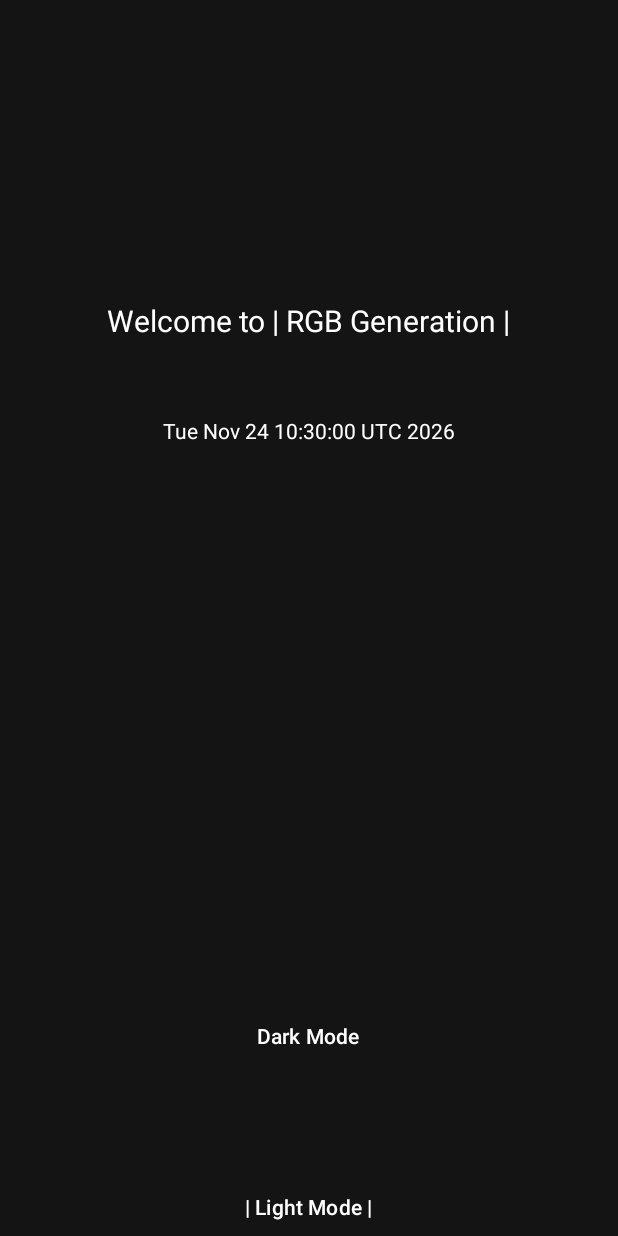
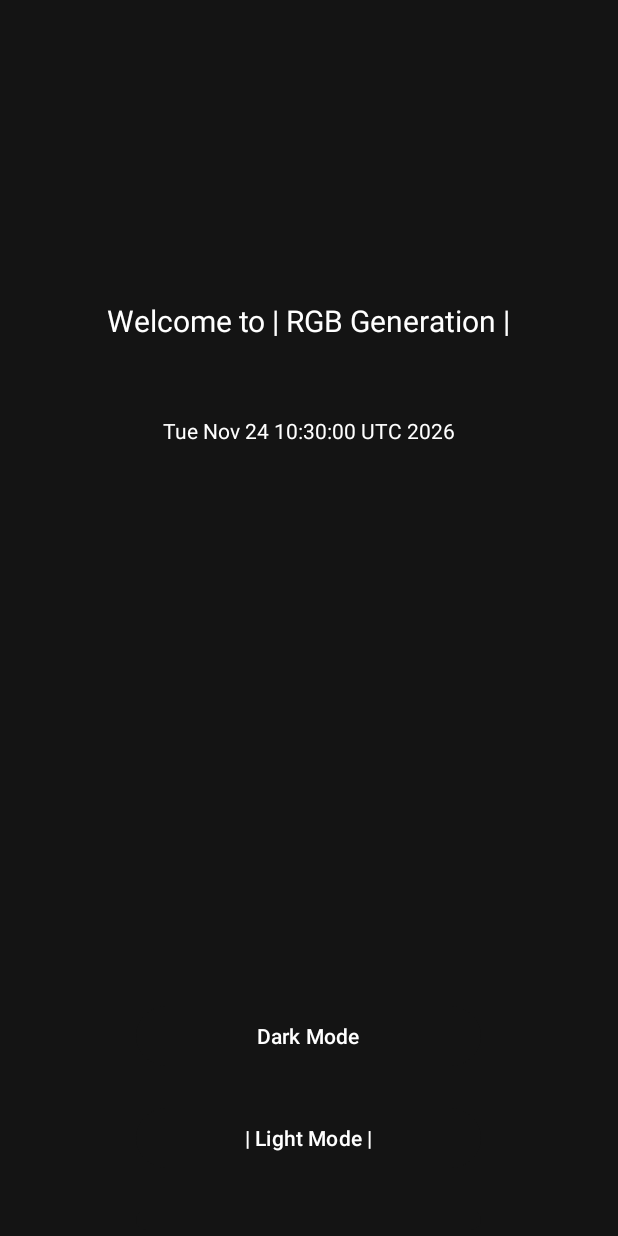
Before and after one commit to RealRyanJames/UIGenerationLister, an Android app: the screen it shows after launch (MainActivity), after a tap on "Dark Mode", on a phone screen of 412 x 824 dp. Run offline under Robolectric (Android 15) with nearby library versions, the phone set to English and light mode, and no system bars.

Commit message:
removed custom properties for margin and all

```diff
--- a/app/src/main/java/com/example/outputmessage/MainActivity.kt
+++ b/app/src/main/java/com/example/outputmessage/MainActivity.kt
@@ -6,7 +6,6 @@ import android.graphics.Color
 import android.graphics.Typeface
 import android.os.Bundle
 import android.view.View
-import android.view.ViewGroup
 import android.widget.Button
 import android.widget.TextView
 import androidx.activity.enableEdgeToEdge
@@ -90,35 +89,49 @@ class MainActivity : AppCompatActivity() {
         darkModeButton.setBackgroundColor(Color.rgb(20, 20, 20))
         darkModeButton.setTextColor(Color.rgb(255, 255, 255))
 
-        darkModeButton.setOnClickListener {
-
-            val params = button1.layoutParams as ViewGroup.MarginLayoutParams
-            params.setMargins(10, 500 * 2, 10, 10)
-            button1.layoutParams = params
-
-            if (DarkElements().isDark()) {
-                val mainScreen = findViewById<View>(R.id.welcome)
-                valueStarting.setTextColor(Color.rgb(255, 255, 255))
-                dateNow.setTextColor(Color.rgb(255, 255, 255))
-                mainScreen.setBackgroundColor(DarkMode.`is`())
-                button1.setTextColor(Color.rgb(20, 20, 20))
-                button1.setBackgroundColor(Color.rgb(255, 255, 255))
-                button1.setTypeface(Typeface.DEFAULT_BOLD)
-            }
-        }
-
         val lightModeButton = findViewById<Button>(R.id.lightMode)
         lightModeButton.text = "| Light Mode |"
 
         lightModeButton.setTextColor(Color.rgb(255, 255, 255))
         lightModeButton.setBackgroundColor(Color.rgb(20, 20, 20))
 
+        darkModeButton.setOnClickListener {
+
+            button1.text = "| Visit Mode |"
+            button1.setTextColor(Color.rgb(255, 255, 255))
+            button1.setBackgroundColor(Color.rgb(20, 20, 20))
+
+            if (DarkElements().isDark()) {
+
+                button1.text = "| Visit Mode |"
+                button1.setTextColor(Color.rgb(255, 255, 255))
+                button1.setBackgroundColor(Color.rgb(20, 20, 20))
+
+                lightModeButton.text = "| Light Mode |"
+                val mainScreen = findViewById<View>(R.id.welcome)
+                valueStarting.setTextColor(Color.rgb(255, 255, 255))
+                dateNow.setTextColor(Color.rgb(255, 255, 255))
+                mainScreen.setBackgroundColor(DarkMode.`is`())
+                button1.setTypeface(Typeface.DEFAULT_BOLD)
+            }
+        }
+
+        lightModeButton.text = "| Light Mode |"
+
+        lightModeButton.setTextColor(Color.rgb(255, 255, 255))
+        lightModeButton.setBackgroundColor(Color.rgb(20, 20, 20))
+
+        button1.setTextColor(Color.rgb(255, 255, 255))
+        button1.setBackgroundColor(Color.rgb(20, 20, 20))
+
         lightModeButton.setOnClickListener {
-
 
             darkModeButton.visibility = View.VISIBLE
             darkModeButton.text = " | Dark Mode |"
             lightModeButton.text = "Light Mode"
+            button1.text = "| Visit Mode |"
+            button1.setTextColor(Color.rgb(255, 255, 255))
+            button1.setBackgroundColor(Color.rgb(20, 20, 20))
 
             if (LightElements().isLight()) {
                 val mainScreen = findViewById<View>(R.id.welcome)
--- a/app/src/main/res/layout/activity_starting_main_screen.xml
+++ b/app/src/main/res/layout/activity_starting_main_screen.xml
@@ -42,7 +42,7 @@
         android:layout_width="wrap_content"
         android:minWidth="230.sp"
         android:layout_gravity="center"
-        android:layout_marginTop="70.dp"
+        android:layout_marginTop="20.dp"
         tools:ignore="MissingConstraints"
     />
 
@@ -51,7 +51,7 @@
         android:layout_width="wrap_content"
         android:layout_height="wrap_content"
         android:layout_gravity="center"
-        android:layout_marginTop="120.dp"
+        android:layout_marginTop="20.dp"
         android:minWidth="230.sp"
         android:text="@string/click_me"
         tools:ignore="MissingConstraints"
```
